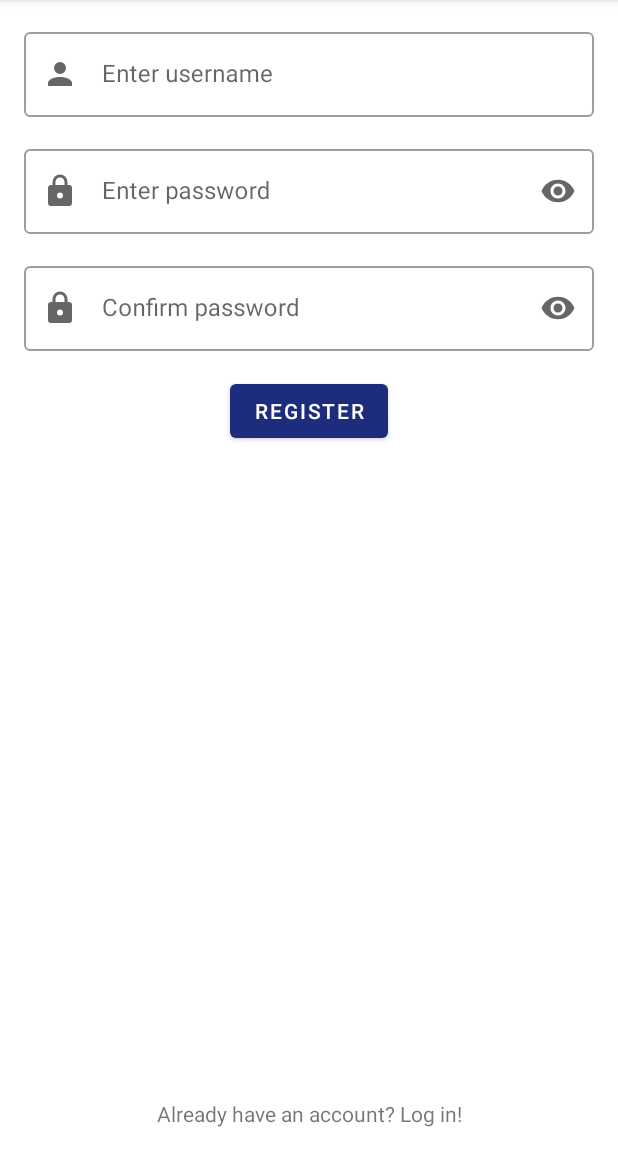
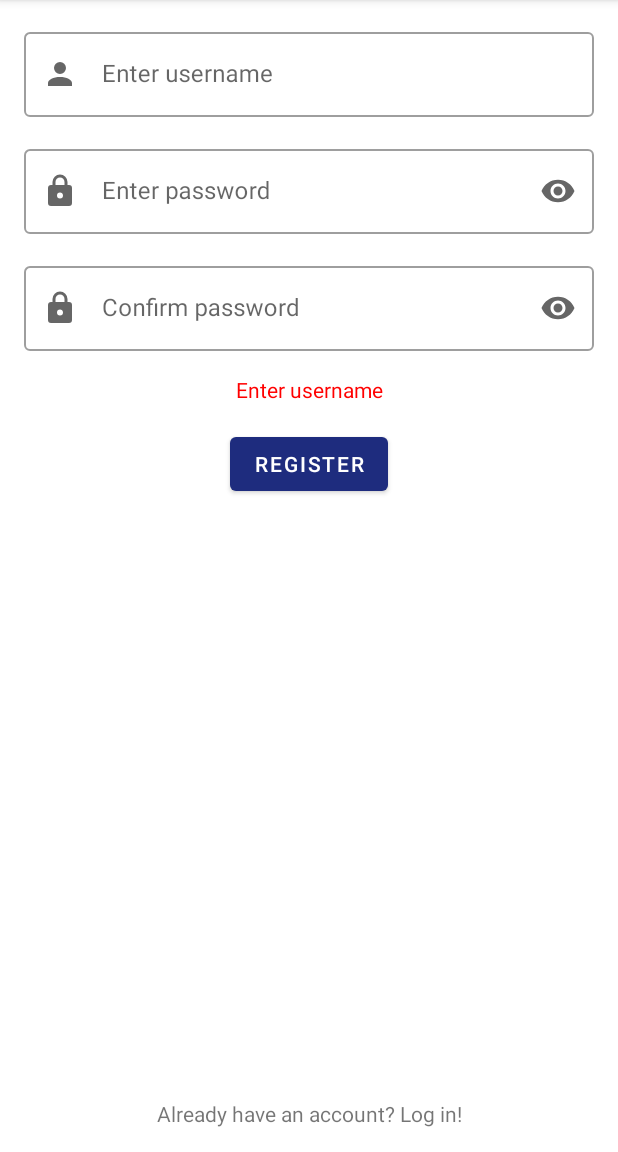
Before and after one commit to norppa/SnapListApp, an Android app: the RegisterFragment screen opened through its navigation route, after a tap on "REGISTER", on a phone screen of 412 x 824 dp, the part 84-1236 px from its top. Run offline under Robolectric (Android 15) with nearby library versions, the light colour scheme and no system bars; our stand-ins replace Volley; Roboto replaces fonts that are not available here.

Commit message:
add error messages to register

```diff
--- a/app/src/main/java/com/ducksoup/snaplist/fragment/RegisterFragment.kt
+++ b/app/src/main/java/com/ducksoup/snaplist/fragment/RegisterFragment.kt
@@ -8,6 +8,7 @@ import android.widget.Button
 import android.widget.TextView
 import androidx.core.widget.addTextChangedListener
 import androidx.fragment.app.Fragment
+import androidx.navigation.NavController
 import androidx.navigation.findNavController
 import com.ducksoup.snaplist.R
 import com.ducksoup.snaplist.Store
@@ -15,7 +16,11 @@ import com.google.android.material.textfield.TextInputEditText
 
 
 class RegisterFragment : Fragment() {
+    private lateinit var navController: NavController
     private lateinit var error: TextView
+    private lateinit var username: TextInputEditText
+    private lateinit var password1: TextInputEditText
+    private lateinit var password2: TextInputEditText
 
     override fun onCreateView(
         inflater: LayoutInflater, container: ViewGroup?,
@@ -27,28 +32,31 @@ class RegisterFragment : Fragment() {
     override fun onViewCreated(view: View, savedInstanceState: Bundle?) {
         super.onViewCreated(view, savedInstanceState)
         activity?.title = "SnapList - Register"
+        navController = view.findNavController()
         error = view.findViewById(R.id.register_error)
-        view.findViewById<Button>(R.id.register_button).setOnClickListener { register(view) }
+        username = view.findViewById(R.id.register_input_username)
+        password1 = view.findViewById(R.id.register_input_password1)
+        password2 = view.findViewById(R.id.register_input_password2)
+        view.findViewById<Button>(R.id.register_button).setOnClickListener { register() }
         view.findViewById<TextView>(R.id.to_login).setOnClickListener {
-            view.findNavController().navigate(R.id.loginFragment)
+            navController.navigate(R.id.loginFragment)
         }
-        view.findViewById<TextInputEditText>(R.id.register_input_password1)
-            .addTextChangedListener { hideError() }
-        view.findViewById<TextInputEditText>(R.id.register_input_password2)
-            .addTextChangedListener { hideError() }
+        username.addTextChangedListener { hideError() }
+        password1.addTextChangedListener { hideError() }
+        password2.addTextChangedListener { hideError() }
     }
 
-    private fun register(view: View) {
-        val username =
-            view.findViewById<TextInputEditText>(R.id.register_input_username).text.toString()
-        val password1 =
-            view.findViewById<TextInputEditText>(R.id.register_input_password1).text.toString()
-        val password2 =
-            view.findViewById<TextInputEditText>(R.id.register_input_password2).text.toString()
+    private fun register() {
+        val username = username.text.toString()
+        val password1 = password1.text.toString()
+        val password2 = password2.text.toString()
+        if (username.isEmpty()) return showError("Enter username")
         if (password1 != password2) return showError("Passwords don't match")
-        Store.register(username, password1) {
-            view.findNavController().navigate(R.id.snapListFragment)
-        }
+        Store.register(
+            username,
+            password1,
+            { navController.navigate(R.id.snapListFragment) },
+            { showError(it) })
     }
 
     private fun hideError() {
```
Also changed, not shown: app/src/main/java/com/ducksoup/snaplist/API.kt (+44 -14 lines), app/src/main/java/com/ducksoup/snaplist/Store.kt (+4 -15 lines).
